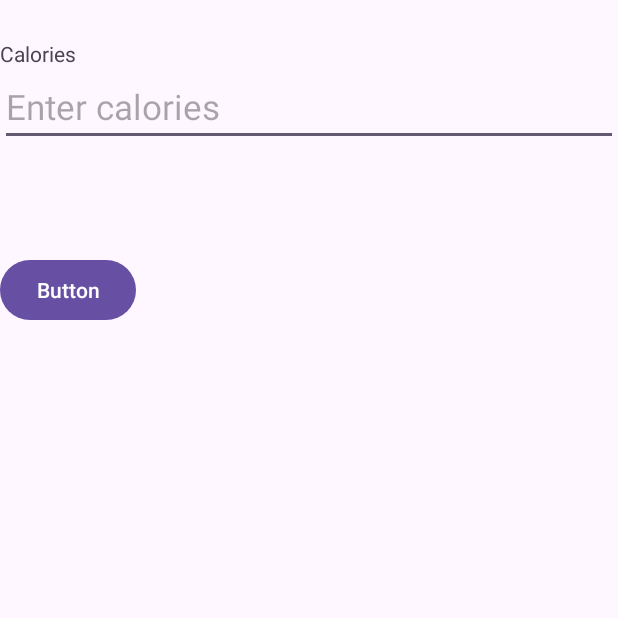
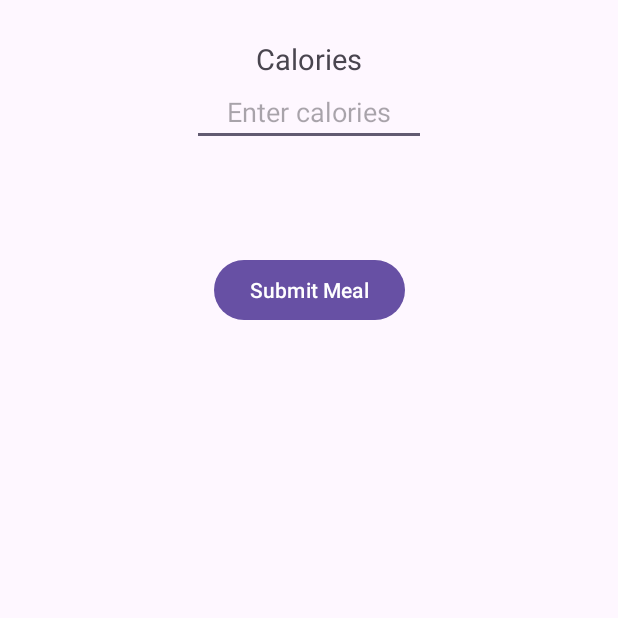
Before and after one commit to Drakon4ik-Coder/FitnessApp, an Android app: the screen it shows after launch (AddMealActivity), after a tap on "Add meal", on a phone screen of 412 x 824 dp, the top half of it. Run offline under Robolectric (Android 15) with nearby library versions, the phone set to English and light mode, and no system bars; our stand-ins replace sdp/ssp sizes.

Commit message:
Fixed small warning, updated AddMeal activity and increased ring progress bar range for smoother animation

```diff
--- a/app/src/main/java/com/example/fitnessapp/CaloriesActivity.kt
+++ b/app/src/main/java/com/example/fitnessapp/NutritionActivity.kt
@@ -9,11 +9,10 @@ import android.widget.ProgressBar
 import android.widget.TextView
 import androidx.activity.enableEdgeToEdge
 import androidx.activity.result.ActivityResult
-import androidx.activity.result.ActivityResultLauncher
 import androidx.activity.result.contract.ActivityResultContracts
 import androidx.appcompat.app.AppCompatActivity
 
-class CaloriesActivity : AppCompatActivity() {
+class NutritionActivity : AppCompatActivity() {
 
     private lateinit var progressBarCalories: ProgressBar
     private lateinit var textViewProgressCalories: TextView
@@ -25,7 +24,7 @@ class CaloriesActivity : AppCompatActivity() {
     override fun onCreate(savedInstanceState: Bundle?) {
         enableEdgeToEdge()
         super.onCreate(savedInstanceState)
-        setContentView(R.layout.activity_calories)
+        setContentView(R.layout.activity_nutrition)
 
         // Initialize views
         progressBarCalories = findViewById(R.id.progressBarCalories)
@@ -47,19 +46,15 @@ class CaloriesActivity : AppCompatActivity() {
         }
     }
 
-    private fun addMeal() {
-        startActivity(Intent(this, AddMealActivity::class.java).apply {
-        })
-    }
-
     private fun updateProgress(caloriesAdd: Int) {
         caloriesAdd.let { calories ->
             val animator = ValueAnimator.ofInt(consumedCalories, consumedCalories + calories)
             animator.duration = 1000 // Adjust the duration as needed
             animator.addUpdateListener { valueAnimator ->
                 consumedCalories = valueAnimator.animatedValue as Int
-                textViewProgressCalories.text = "$consumedCalories/$maxCalories"
-                val progress = (consumedCalories.toDouble() / maxCalories.toDouble() * 100).toInt()
+                textViewProgressCalories.text =
+                    getString(R.string.calories_text_progress, consumedCalories.toString(), maxCalories.toString())
+                val progress = (consumedCalories.toDouble() / maxCalories.toDouble() * 10000).toInt()
                 progressBarCalories.progress = progress
             }
             animator.start()
--- a/app/src/main/res/layout/activity_add_meal.xml
+++ b/app/src/main/res/layout/activity_add_meal.xml
@@ -22,15 +22,20 @@
             android:id="@+id/textView4"
             android:layout_width="match_parent"
             android:layout_height="wrap_content"
-            android:text="Calories" />
+            android:gravity="center"
+            android:textSize="@dimen/_15sdp"
+            android:text="@string/calories" />
 
         <EditText
             android:id="@+id/calories_input"
-            android:layout_width="match_parent"
-            android:layout_height="wrap_content"
-            android:hint="Enter calories"
+            android:autofillHints="number"
+            android:gravity="center"
+            android:layout_gravity="center"
+            android:layout_width="@dimen/_120sdp"
+            android:layout_height="@dimen/_35sdp"
+            android:hint="@string/enter_calories"
             android:inputType="numberSigned"
-            android:textSize="@dimen/_18sdp" />
+            android:textSize="@dimen/_14sdp" />
     </LinearLayout>
 
     <Button
@@ -38,7 +43,9 @@
         android:layout_width="wrap_content"
         android:layout_height="wrap_content"
         android:layout_marginTop="72dp"
-        android:text="Button"
-        app:layout_constraintTop_toBottomOf="@+id/linearLayout2"
-        tools:layout_editor_absoluteX="160dp" />
+        android:text="@string/submit_meal"
+        app:layout_constraintEnd_toEndOf="parent"
+        app:layout_constraintHorizontal_bias="0.5"
+        app:layout_constraintStart_toStartOf="parent"
+        app:layout_constraintTop_toBottomOf="@+id/linearLayout2" />
 </androidx.constraintlayout.widget.ConstraintLayout>
```
Also changed, not shown: app/src/main/AndroidManifest.xml (+3 -5 lines), app/src/main/res/layout/activity_nutrition.xml (renamed from app/src/main/res/layout/activity_calories.xml, +6 -7 lines), app/src/main/res/values/strings.xml (+9 -6 lines).
